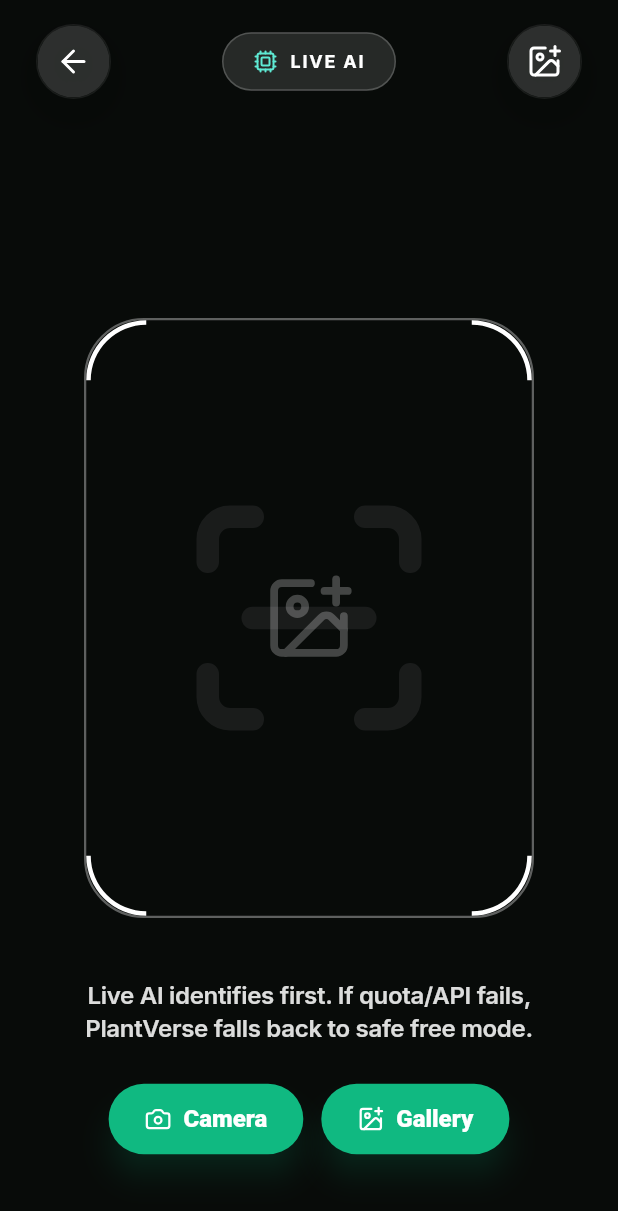
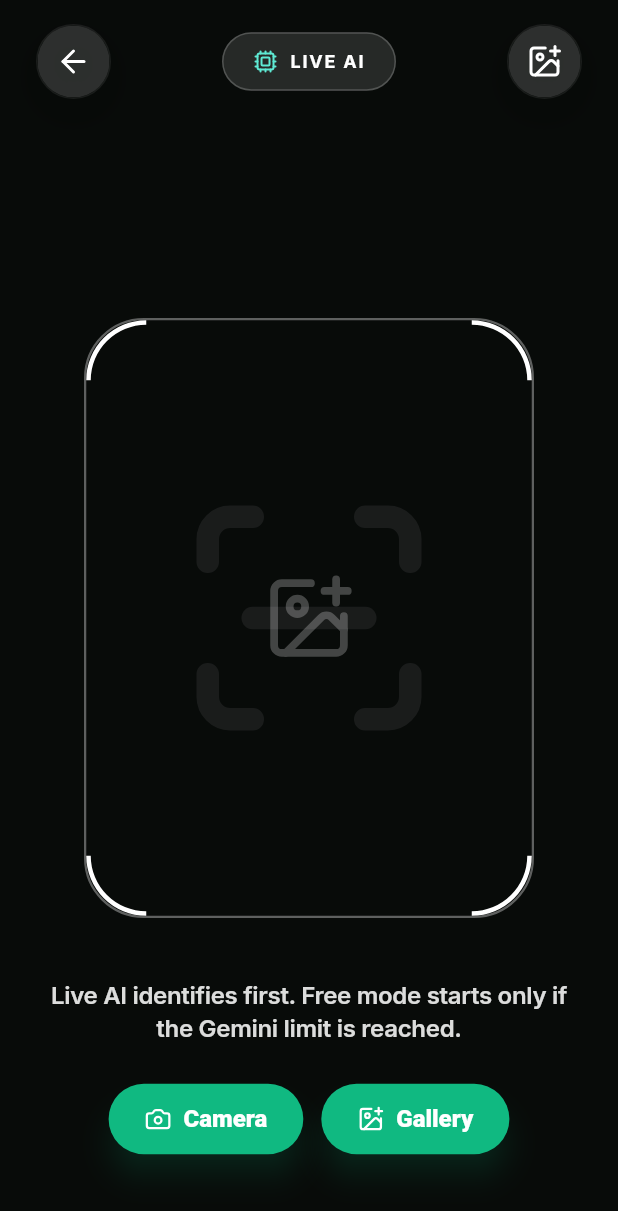
Before and after one commit to jaycorner04/plantverse.ai, a Flutter app: the ScannerScreen screen opened by its route, on a phone screen of 412 x 824 dp. Shown: the top 1211 px of the screen. Run offline on Flutter 3.47's test engine with Material 3 defaults, Android fonts, the phone set to English and light mode, and no system bars; drawn by our look-alikes of flutter_animate; our stand-ins replace flutter_dotenv, flutter_riverpod, go_router, google_fonts, image_picker, lucide_icons; network calls fail.

Commit message:
Limit free fallback to quota errors

```diff
--- a/lib/screens/ai_doctor_screen.dart
+++ b/lib/screens/ai_doctor_screen.dart
@@ -150,7 +150,7 @@
           const SizedBox(height: 10),
           Text(
             aiReady
-                ? 'Upload leaves, stems, soil, or roots. Live AI runs first; if quota/API fails, free mode gives conservative care steps.'
+                ? 'Upload leaves, stems, soil, or roots. Live AI runs first; free mode starts only if the Gemini limit is reached.'
                 : 'Free mode gives conservative offline care guidance without forcing an uncertain diagnosis.',
             style: TextStyle(
               fontSize: 17,
--- a/lib/screens/scanner_screen.dart
+++ b/lib/screens/scanner_screen.dart
@@ -332,7 +332,7 @@
                       _errorMessage ??
                           _status ??
                           (aiReady
-                              ? 'Live AI identifies first. If quota/API fails, PlantVerse falls back to safe free mode.'
+                              ? 'Live AI identifies first. Free mode starts only if the Gemini limit is reached.'
                               : 'Free mode gives safe care guidance and catalog matches only when reliable.'),
                       textAlign: TextAlign.center,
                       style: TextStyle(
```
Also changed, not shown: lib/services/ai_service.dart (+3 -7 lines), 1 other file.
